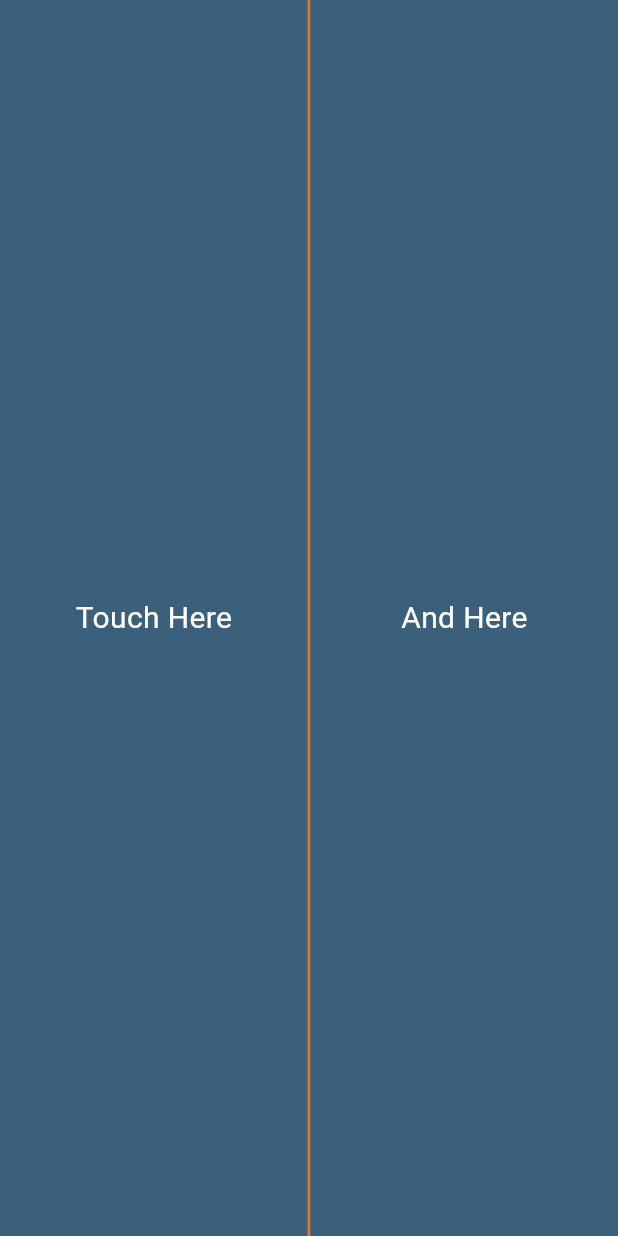
After one commit to robeery/diagnosticare, a Flutter app: the MultiTouchTestScreen screen opened directly, on a phone screen of 412 x 824 dp. The commit adds this screen. Run offline on Flutter 3.47's test engine with Material 3 defaults, Android fonts, the phone set to English and light mode, and no system bars; our stand-ins replace audioplayers, camera, sensors_plus, shared_preferences; missing offline and left inert: enum_to_string, flutter_audio_output; accounts and stored records are empty; statements that could not run were skipped.

Commit message:
functional multitouch test

```diff
--- a/lib/app_pages/main_page.dart
+++ b/lib/app_pages/main_page.dart
@@ -60,7 +60,6 @@ class MainPageState extends State<MainPage> {
         buttonName: 'Earpiece',
         testId: 6,
       ),
-      TouchScreenTestButton(isBusyNotifier: isBusyNotifier),
 
       SpeakerTestButton(
         isBusyNotifier: isBusyNotifier,
--- /dev/null
+++ b/lib/test_buttons/touchscreen/multitouch_test.dart
@@ -0,0 +1,184 @@
+import 'dart:async';
+import 'package:diagnosticare/app_theme/app_theme.dart';
+import 'package:flutter/material.dart';
+
+class MultiTouchTestScreen extends StatefulWidget {
+  const MultiTouchTestScreen({super.key});
+
+  @override
+  State<MultiTouchTestScreen> createState() => _MultiTouchTestScreenState();
+}
+
+enum TouchTestStage { vertical, horizontal }
+
+class _MultiTouchTestScreenState extends State<MultiTouchTestScreen> {
+  TouchTestStage currentStage = TouchTestStage.vertical;
+
+  final Map<int, Offset> activePointers = {};
+
+  Timer? _inactivityTimer;
+  static const Duration _timeoutDuration = Duration(seconds: 15);
+
+  bool isLeftOrTopPressed = false;
+  bool isRightOrBottomPressed = false;
+
+  @override
+  void initState() {
+    super.initState();
+    _startInactivityTimer();
+  }
+
+  @override
+  void dispose() {
+    _inactivityTimer?.cancel();
+    super.dispose();
+  }
+
+  void _startInactivityTimer() {
+    _inactivityTimer?.cancel();
+    _inactivityTimer = Timer(
+      _timeoutDuration,
+      () => _exitScreen(success: false),
+    );
+  }
+
+  void _resetInactivityTimer() {
+    _startInactivityTimer();
+  }
+
+  void _onPointerDown(PointerDownEvent event) {
+    activePointers[event.pointer] = event.localPosition;
+    _updatePressedStates();
+    _checkIfBothSidesTouched();
+  }
+
+  void _onPointerMove(PointerMoveEvent event) {
+    if (activePointers.containsKey(event.pointer)) {
+      activePointers[event.pointer] = event.localPosition;
+      _updatePressedStates();
+      _checkIfBothSidesTouched();
+    }
+  }
+
+  void _onPointerUp(PointerUpEvent event) {
+    activePointers.remove(event.pointer);
+    _updatePressedStates();
+  }
+
+  void _updatePressedStates() {
+    final size = MediaQuery.of(context).size;
+    final isVertical = currentStage == TouchTestStage.vertical;
+
+    bool leftOrTop = false;
+    bool rightOrBottom = false;
+
+    for (final position in activePointers.values) {
+      if (isVertical) {
+        if (position.dx < size.width / 2) {
+          leftOrTop = true;
+        } else {
+          rightOrBottom = true;
+        }
+      } else {
+        if (position.dy < size.height / 2) {
+          leftOrTop = true;
+        } else {
+          rightOrBottom = true;
+        }
+      }
+    }
+
+    setState(() {
+      isLeftOrTopPressed = leftOrTop;
+      isRightOrBottomPressed = rightOrBottom;
+    });
+  }
+
+  void _checkIfBothSidesTouched() {
+    _resetInactivityTimer();
+
+    if (isLeftOrTopPressed && isRightOrBottomPressed) {
+      if (currentStage == TouchTestStage.vertical) {
+        setState(() {
+          currentStage = TouchTestStage.horizontal;
+          activePointers.clear();
+          isLeftOrTopPressed = false;
+          isRightOrBottomPressed = false;
+        });
+        _startInactivityTimer();
+      } else {
+        // Delay exit to after frame to avoid setState conflicts
+        WidgetsBinding.instance.addPostFrameCallback((_) {
+          _exitScreen(success: true);
+        });
+      }
+    }
+  }
+
+  void _exitScreen({required bool success}) {
+    if (!mounted) return;
+
+    _inactivityTimer?.cancel();
+
+    // Check if can pop; if not, maybe push replacement or show dialog
+    if (Navigator.of(context).canPop()) {
+      Navigator.of(context).pop(success);
+      print("_exitScreen -> POP");
+    }
+  }
+
+  @override
+  Widget build(BuildContext context) {
+    final isVertical = currentStage == TouchTestStage.vertical;
+
+    return Scaffold(
+      body: Listener(
+        onPointerDown: _onPointerDown,
+        onPointerMove: _onPointerMove,
+        onPointerUp: _onPointerUp,
+        child: Flex(
+          direction: isVertical ? Axis.horizontal : Axis.vertical,
+          children: [
+            Expanded(
+              child: Container(
+                color: AppTheme.seedColor,
+                child: Center(
+                  child: Text(
+                    'Touch Here',
+                    style: TextStyle(
+                      color: isLeftOrTopPressed
+                          ? AppTheme.appBarBottomBorderColor
+                          : Colors.white,
+                      fontSize: 20,
+                    ),
+                  ),
+                ),
+              ),
+            ),
+            Container(
+              width: isVertical ? 2 : double.infinity,
+              height: isVertical ? double.infinity : 2,
+              color: AppTheme.appBarBottomBorderColor,
+            ),
+            Expanded(
+              child: Container(
+                color: AppTheme.seedColor,
+                child: Center(
+                  child: Text(
+                    'And Here',
+                    style: TextStyle(
+                      color: isRightOrBottomPressed
+                          ? AppTheme.appBarBottomBorderColor
+                          : Colors.white,
+                      fontSize: 20,
+                    ),
+                  ),
+                ),
+              ),
+            ),
+          ],
+        ),
+      ),
+    );
+  }
+}
--- a/lib/test_buttons/touchscreen/touchscreen_button.dart
+++ b/lib/test_buttons/touchscreen/touchscreen_button.dart
@@ -1,4 +1,5 @@
 import 'package:diagnosticare/test_buttons/model/test_result_cases.dart';
+import 'package:diagnosticare/test_buttons/touchscreen/multitouch_test.dart';
 import 'package:diagnosticare/test_buttons/touchscreen/touchscreen_test.dart';
 import 'package:flutter/material.dart';
 import '../base_button.dart';
@@ -29,11 +30,12 @@ class TouchScreenTestButtonState
       print('PUSH');
       await Navigator.of(context).push(
         MaterialPageRoute(
-          builder: (context) => ButtonGridScreen(widgetId: widget.testId),
+          // builder: (context) => ButtonGridScreen(widgetId: widget.testId),
+          builder: (context) => MultiTouchTestScreen(),
         ),
       );
     }
-
+    print('touchscreen test finish');
     setState(() {});
   }
 
--- a/lib/test_buttons/touchscreen/touchscreen_test.dart
+++ b/lib/test_buttons/touchscreen/touchscreen_test.dart
@@ -215,8 +215,3 @@ class _ButtonGridScreenState extends State<ButtonGridScreen> {
     );
   }
 }
-
-
-
-//colors  const Color.fromARGB(255, 75, 117, 148)
-                              // AppTheme.appBarBottomBorderColor,
```
